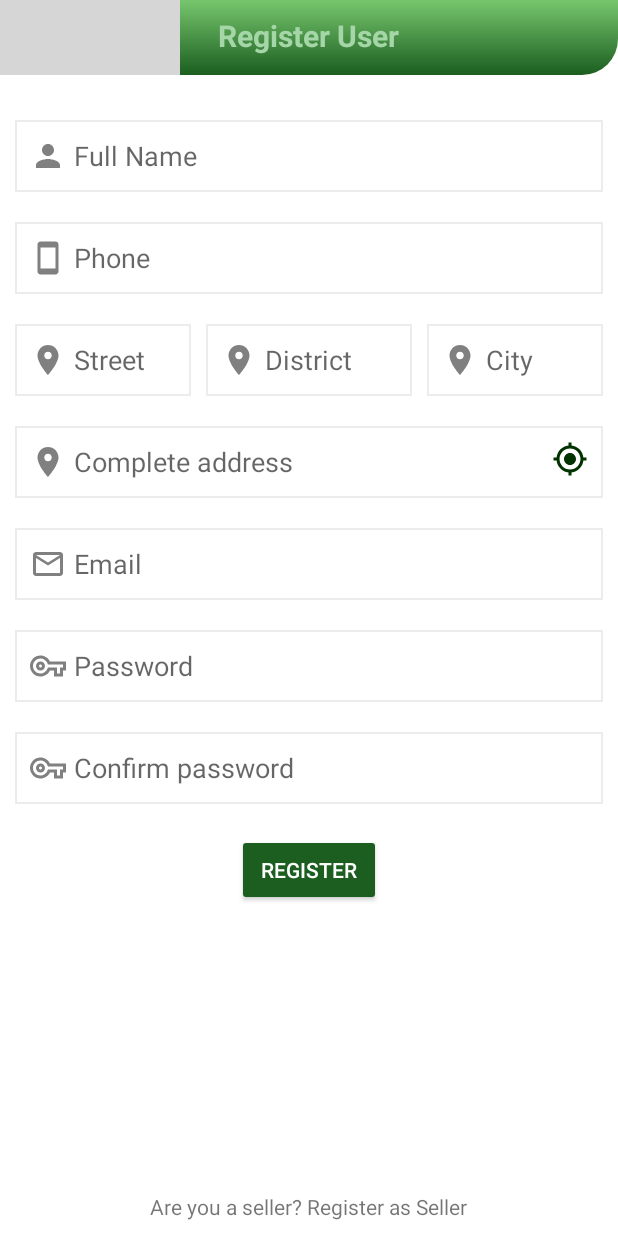
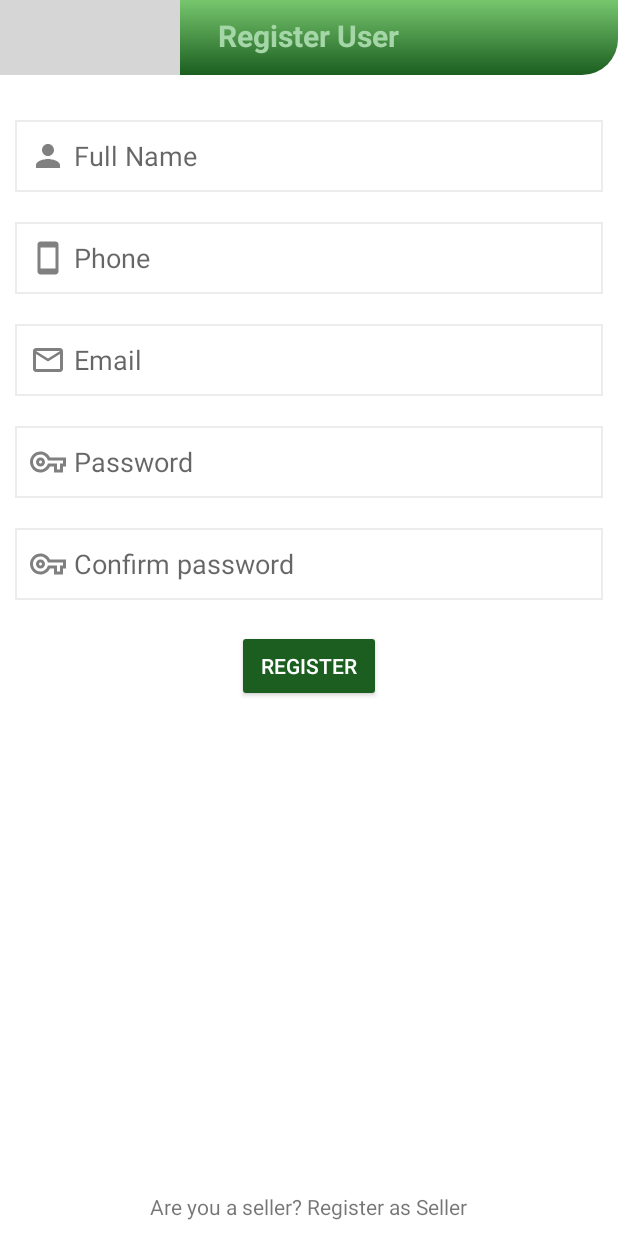
Before and after one commit to trminhnam/cs426-mobile-development-ecomerce, an Android app: the RegisterUserActivity screen opened directly, with no data from a screen before it, on a phone screen of 412 x 824 dp. Run offline under Robolectric (Android 15) with nearby library versions, the phone set to English and light mode, and no system bars; grey boxes are pictures that could not be loaded.

Commit message:
UPDATE: register user UI

```diff
--- a/app/src/main/java/com/example/findandbuy/user/RegisterUserActivity.java
+++ b/app/src/main/java/com/example/findandbuy/user/RegisterUserActivity.java
@@ -22,10 +22,11 @@ public class RegisterUserActivity extends AppCompatActivity {
 
 
     private ImageButton backButton;
-    private EditText nameEt, phoneEt, streetEt, districtEt, cityEt, emailEt, passwordEt, confirmPasswordEt;
+    private EditText nameEt, phoneEt, emailEt, passwordEt, confirmPasswordEt;
     private Button registerButton;
     private ImageButton gpsButton;
     private TextView registerSellerTv;
+
     @Override
     protected void onCreate(Bundle savedInstanceState) {
         super.onCreate(savedInstanceState);
@@ -34,14 +35,10 @@ public class RegisterUserActivity extends AppCompatActivity {
         backButton = findViewById(R.id.backBtn);
         nameEt = findViewById(R.id.fullNameEt);
         phoneEt = findViewById(R.id.phoneEt);
-        streetEt = findViewById(R.id.streetEt);
-        districtEt = findViewById(R.id.districtEt);
-        cityEt = findViewById(R.id.cityEt);
         emailEt = findViewById(R.id.emailEt);
         passwordEt = findViewById(R.id.passwordEt);
         confirmPasswordEt = findViewById(R.id.confirmPasswordEt);
         registerButton = findViewById(R.id.register_btn);
-        gpsButton = findViewById(R.id.gpsBtn);
         registerSellerTv = findViewById(R.id.registerSeller);
 
 
@@ -61,14 +58,8 @@ public class RegisterUserActivity extends AppCompatActivity {
             }
         });
 
-        gpsButton.setOnClickListener(new View.OnClickListener() {
-            @Override
-            public void onClick(View view) {
-                //Get the location lng ltn
-            }
-        });
+    }
 
-    }
     @Override
     public boolean dispatchTouchEvent(MotionEvent event) {
         if (event.getAction() == MotionEvent.ACTION_DOWN) {
--- a/app/src/main/res/layout/activity_register_user.xml
+++ b/app/src/main/res/layout/activity_register_user.xml
@@ -8,6 +8,8 @@
     android:background="@color/white"
     tools:context=".LoginActivity"
     android:focusableInTouchMode="true">
+
+
     <RelativeLayout
         android:id="@+id/navBar"
         android:layout_width="match_parent"
@@ -74,88 +76,13 @@
         <LinearLayout
             android:layout_width="match_parent"
             android:layout_height="wrap_content"
-            android:orientation="horizontal">
-            <EditText
-                android:id="@+id/streetEt"
-                android:layout_width="match_parent"
-                android:layout_height="wrap_content"
-                android:layout_margin="10dp"
-                android:background="@drawable/shape_rect02"
-                android:drawableStart="@drawable/ic_baseline_location_on_24"
-                android:drawablePadding="5dp"
-                android:drawableTint="@color/htmlGrey"
-                android:hint="Street"
-                android:inputType="text"
-                android:minHeight="48dp"
-                android:padding="10dp"
-                android:layout_weight="1"/>
-            <EditText
-                android:id="@+id/districtEt"
-                android:layout_width="match_parent"
-                android:layout_height="wrap_content"
-                android:layout_marginTop="10dp"
-                android:layout_marginBottom="10dp"
-                android:background="@drawable/shape_rect02"
-                android:drawableStart="@drawable/ic_baseline_location_on_24"
-                android:drawablePadding="5dp"
-                android:drawableTint="@color/htmlGrey"
-                android:hint="District"
-                android:inputType="text"
-                android:minHeight="48dp"
-                android:padding="10dp"
-                android:layout_weight="1"/>
-            <EditText
-                android:id="@+id/cityEt"
-                android:layout_width="match_parent"
-                android:layout_height="wrap_content"
-                android:layout_margin="10dp"
-                android:background="@drawable/shape_rect02"
-                android:drawableStart="@drawable/ic_baseline_location_on_24"
-                android:drawablePadding="5dp"
-                android:drawableTint="@color/htmlGrey"
-                android:hint="City"
-                android:inputType="text"
-                android:minHeight="48dp"
-                android:padding="10dp"
-                android:layout_weight="1"/>
-        </LinearLayout>
+            android:orientation="horizontal"/>
 
         <RelativeLayout
             android:id="@+id/completeAddressContainer"
             android:layout_below="@id/address"
             android:layout_width="match_parent"
-            android:layout_height="wrap_content">
-
-            <EditText
-                android:id="@+id/completeAddressEt"
-                android:layout_width="match_parent"
-                android:layout_height="wrap_content"
-                android:layout_marginStart="10dp"
-                android:layout_marginTop="10dp"
-                android:layout_marginEnd="10dp"
-                android:layout_marginBottom="10dp"
-                android:background="@drawable/shape_rect02"
-                android:drawableStart="@drawable/ic_baseline_location_on_24"
-                android:drawablePadding="5dp"
-                android:drawableTint="@color/htmlGrey"
-                android:hint="Complete address"
-                android:inputType="textPostalAddress"
-                android:minHeight="48dp"
-                android:padding="10dp" />
-
-            <ImageButton
-                android:id="@+id/gpsBtn"
-                android:layout_width="wrap_content"
-                android:layout_height="wrap_content"
-                android:layout_alignParentEnd="true"
-                android:layout_marginTop="10dp"
-                android:layout_marginEnd="10dp"
-                android:layout_marginBottom="10dp"
-                android:backgroundTint="@color/transparent"
-                android:padding="10dp"
-                android:src="@drawable/ic_outline_gps_fixed_24"
-                app:tint="@color/green_dark" />
-        </RelativeLayout>
+            android:layout_height="wrap_content"/>
 
         <EditText
             android:id="@+id/emailEt"
```
